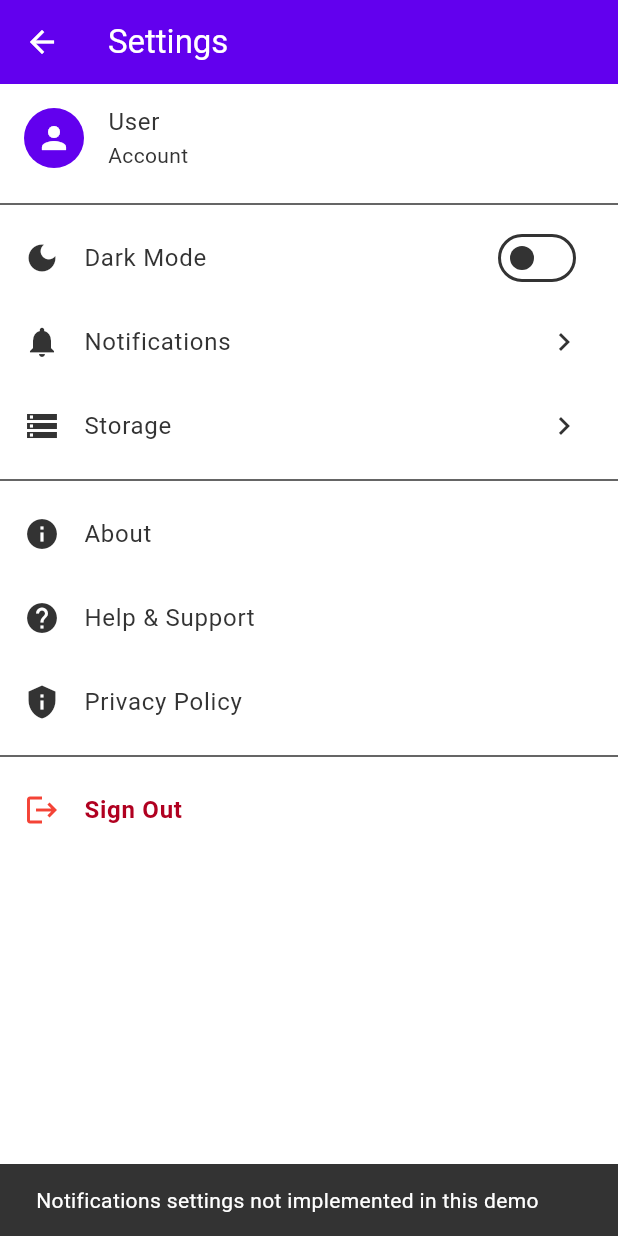
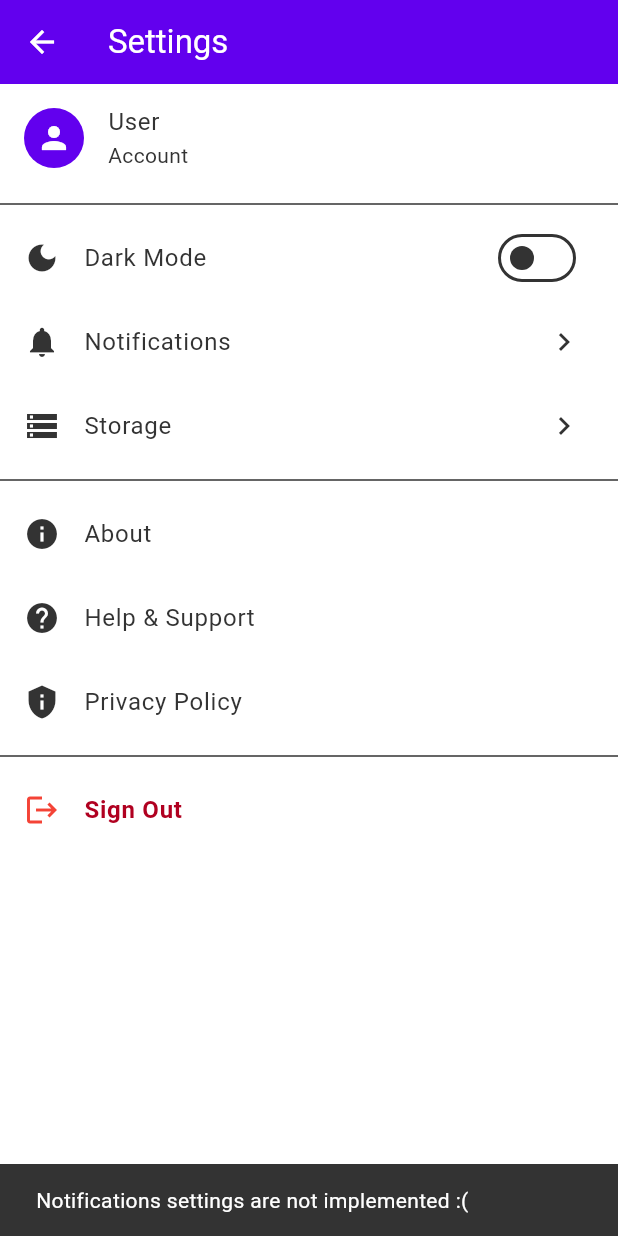
Before and after one commit to EyalMK/Android-App-Final-Project, a Flutter app: the SettingsScreen screen opened directly, after a tap on "Notifications", on a phone screen of 412 x 824 dp. Run offline on Flutter 3.47's test engine with Material 3 defaults, Android fonts, the phone set to English and light mode, and no system bars; our stand-ins replace cloud_firestore, firebase_auth, firebase_core, image_picker, package_info_plus, pin_code_fields and 1 more; missing offline and left inert: file_selector, firebase_app_check, flutter_pdfview; accounts and stored records are empty; network calls fail; statements that could not run were skipped.

```diff
--- a/lib/screens/books/book_detail_screen.dart
+++ b/lib/screens/books/book_detail_screen.dart
@@ -50,7 +50,7 @@ class _BookDetailScreenState extends State<BookDetailScreen> {
 
     try {
       final bookService = Provider.of<BookService>(context, listen: false);
-      final file = await bookService.downloadBook(widget.book);
+      await bookService.downloadBook(widget.book);
 
       setState(() {
         _isDownloaded = true;
--- a/lib/screens/books/pdf_viewer_screen.dart
+++ b/lib/screens/books/pdf_viewer_screen.dart
@@ -95,7 +95,7 @@ class _PdfViewerScreenState extends State<PdfViewerScreen> {
       floatingActionButton: Row(
         mainAxisAlignment: MainAxisAlignment.end,
         children: <Widget>[
-          if (_isReady)
+          if (_isReady && _currentPage > 0)
             FloatingActionButton.small(
               heroTag: 'prev',
               onPressed: _currentPage > 0
@@ -106,7 +106,7 @@ class _PdfViewerScreenState extends State<PdfViewerScreen> {
               child: const Icon(Icons.arrow_back),
             ),
           const SizedBox(width: 16),
-          if (_isReady)
+          if (_isReady && _currentPage < _pages - 1)
             FloatingActionButton.small(
               heroTag: 'next',
               onPressed: _currentPage < _pages - 1
--- a/lib/screens/settings/settings_screen.dart
+++ b/lib/screens/settings/settings_screen.dart
@@ -102,7 +102,7 @@ class _SettingsScreenState extends State<SettingsScreen> {
             trailing: const Icon(Icons.chevron_right),
             onTap: () {
               ScaffoldMessenger.of(context).showSnackBar(
-                const SnackBar(content: Text('Notifications settings not implemented in this demo')),
+                const SnackBar(content: Text('Notifications settings are not implemented :(')),
               );
             },
           ),
@@ -113,7 +113,7 @@ class _SettingsScreenState extends State<SettingsScreen> {
             trailing: const Icon(Icons.chevron_right),
             onTap: () {
               ScaffoldMessenger.of(context).showSnackBar(
-                const SnackBar(content: Text('Storage settings not implemented in this demo')),
+                const SnackBar(content: Text('Storage settings are not implemented :(')),
               );
             },
           ),
@@ -127,7 +127,7 @@ class _SettingsScreenState extends State<SettingsScreen> {
             onTap: () {
               showAboutDialog(
                 context: context,
-                applicationName: 'Peekabook - Children\'s Books App',
+                applicationName: "Peekabook - Children's Books App",
                 applicationVersion: _appVersion,
                 applicationIcon: Icon(
                   Icons.menu_book_rounded,
@@ -136,7 +136,7 @@ class _SettingsScreenState extends State<SettingsScreen> {
                 ),
                 children: [
                   const Text(
-                    'A Flutter application for uploading and downloading children\'s books, categorized by age groups.',
+                    "A Flutter application for uploading and downloading children's books, categorized by age groups.",
                   ),
                 ],
               );
@@ -148,7 +148,7 @@ class _SettingsScreenState extends State<SettingsScreen> {
             title: const Text('Help & Support'),
             onTap: () {
               ScaffoldMessenger.of(context).showSnackBar(
-                const SnackBar(content: Text('Help & Support not implemented in this demo')),
+                const SnackBar(content: Text('Help & Support are not implemented :(')),
               );
             },
           ),
@@ -158,7 +158,7 @@ class _SettingsScreenState extends State<SettingsScreen> {
             title: const Text('Privacy Policy'),
             onTap: () {
               ScaffoldMessenger.of(context).showSnackBar(
-                const SnackBar(content: Text('Privacy Policy not implemented in this demo')),
+                const SnackBar(content: Text('Privacy Policy is not implemented :(')),
               );
             },
           ),
--- a/lib/screens/splash_screen.dart
+++ b/lib/screens/splash_screen.dart
@@ -28,12 +28,12 @@ class _SplashScreenState extends State<SplashScreen> with SingleTickerProviderSt
     // Check authentication status after animation
     _controller.addStatusListener((status) {
       if (status == AnimationStatus.completed) {
-        _checkAuthStatus();
+        _navigateToLogin();
       }
     });
   }
 
-  void _checkAuthStatus() {
+  void _navigateToLogin() {
     Navigator.of(context).pushReplacement(
       MaterialPageRoute(builder: (_) => const LoginScreen()),
     );
```
Also changed, not shown: lib/services/book_service.dart (+21 -7 lines), lib/widgets/book_card.dart (+4 -4 lines).
